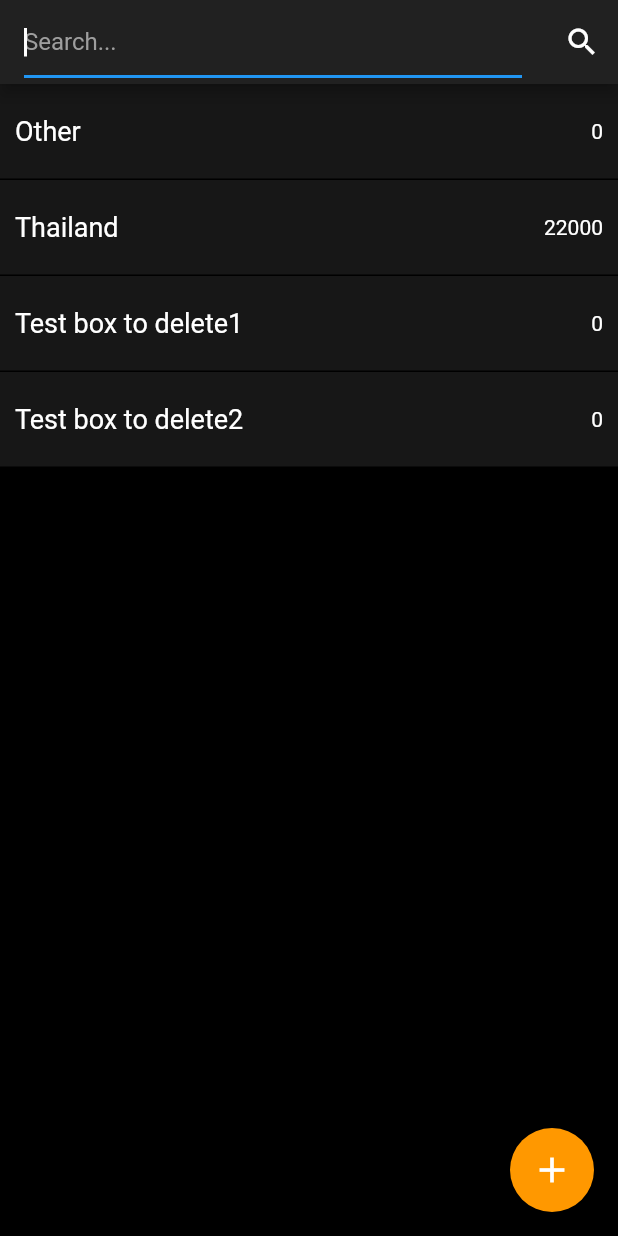
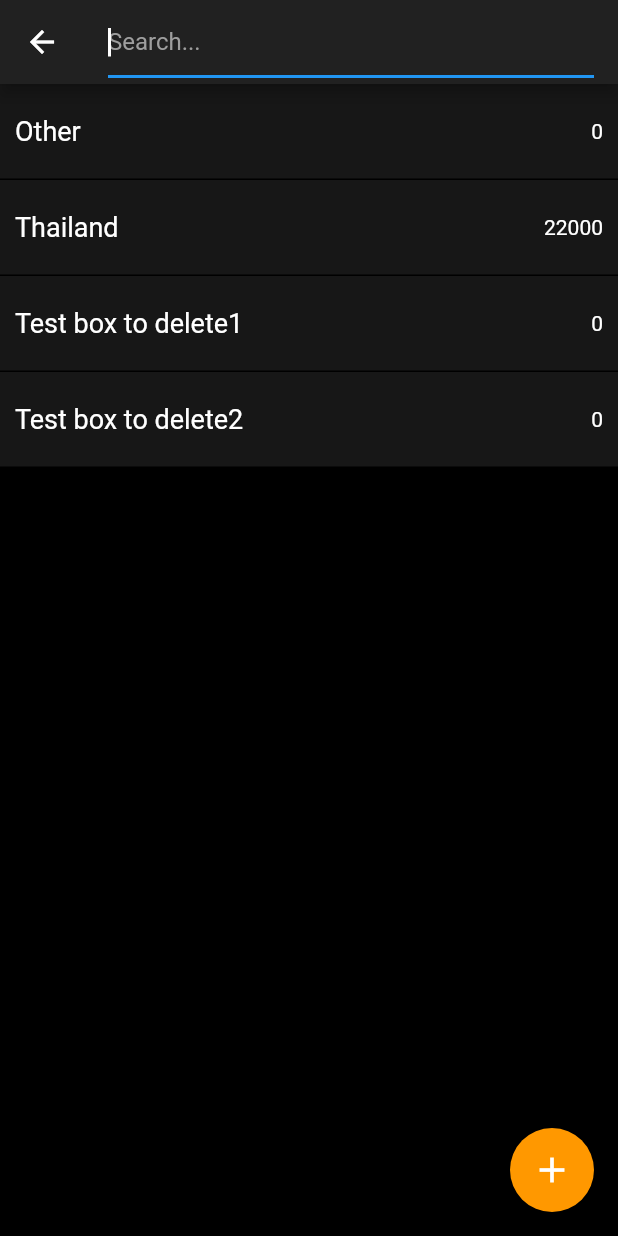
Before and after one commit to MusicCorner/Moneybox_dart, a Flutter app: the screen it shows after launch, after a tap on the "search" icon, on a phone screen of 412 x 824 dp. Run offline on Flutter 3.47's test engine with Material 2 defaults, Android fonts, the phone set to English and light mode, and no system bars.

```diff
--- a/lib/view/HomePage/HomePage.dart
+++ b/lib/view/HomePage/HomePage.dart
@@ -11,12 +11,11 @@ class HomePage extends State<HomePageStateful> {
   final String title;
   bool inputIsActive = false;
   String searchQuery = '';
+  final TextEditingController  _searchController = TextEditingController();
 
   void _goToAddBoxScreen(context) {
     Navigator.pushNamed(context, '/addNewBox');
   }
-
-  final TextEditingController  _searchController = TextEditingController();
 
   void _toggleSearchInput() {
     setState(() {
@@ -33,7 +32,7 @@ class HomePage extends State<HomePageStateful> {
   Widget getBoxes(context, boxesModel, child) {
     bool checkBoxIsShowed = !!boxesModel.boxes.any((item) => !!item.isSelected);
     List filteredBoxes = this.getSearchedResults(searchQuery, boxesModel.boxes);
-
+    print(_searchController.text);
     List<Widget> boxesWidgets = filteredBoxes.map<Widget>((box) => (
       SingleBox(box: box, toggleBoxSelection: boxesModel.toggleBoxSelection, checkBoxIsShowed: checkBoxIsShowed)
     )).toList();
@@ -53,7 +52,7 @@ class HomePage extends State<HomePageStateful> {
 
   List getSearchedResults(String query, boxes) {
     if (query.isNotEmpty) {
-      return boxes.where((box) => !!box.name.contains(query)).toList();
+      return boxes.where((box) => !!box.name.toLowerCase().contains(query.toLowerCase())).toList();
     }
 
     return boxes;
@@ -90,10 +89,28 @@ class HomePage extends State<HomePageStateful> {
       return Text('');
     }
 
+    if (inputIsActive && searchQuery.length > 0) {
+      return IconButton(
+        icon: Icon(Icons.close),
+        onPressed: () {
+          setState(() {
+            searchQuery = '';
+          });
+          _searchController.text = '';
+
+          // this._toggleSearchInput();
+        },
+      );
+    }
+
+    if (!inputIsActive) {
       return IconButton(
         icon: Icon(Icons.search),
-      onPressed: () => this._toggleSearchInput(),
+        onPressed: this._toggleSearchInput,
       );
+    }
+
+    return Text('');
   }
 
   Widget getToggleAllCheckBoxes(context, boxesModel, child) {
@@ -129,6 +146,24 @@ class HomePage extends State<HomePageStateful> {
     return widgets;
   }
 
+  Widget getLeadingButton() {
+    if (inputIsActive) {
+      return IconButton(
+        icon: Icon(Icons.arrow_back),
+        onPressed: () {
+          setState(() {
+            searchQuery = '';
+          });
+          _searchController.text = '';
+
+          this._toggleSearchInput();
+        },
+      );
+    }
+
+    return null;
+  }
+
   @override
   Widget build(BuildContext context) {
     return Scaffold(
@@ -146,6 +181,7 @@ class HomePage extends State<HomePageStateful> {
           )
         ) : Text(title),
         actions: getActionButtos(),
+        leading: getLeadingButton(),
       ),
       body: Center(
         child: Consumer<BoxesModel>(builder: getBoxes),
```
Also changed, not shown: lib/controllers/boxesController.dart (+0 -9 lines). Lines whose indentation alone changed are shown as unchanged.
